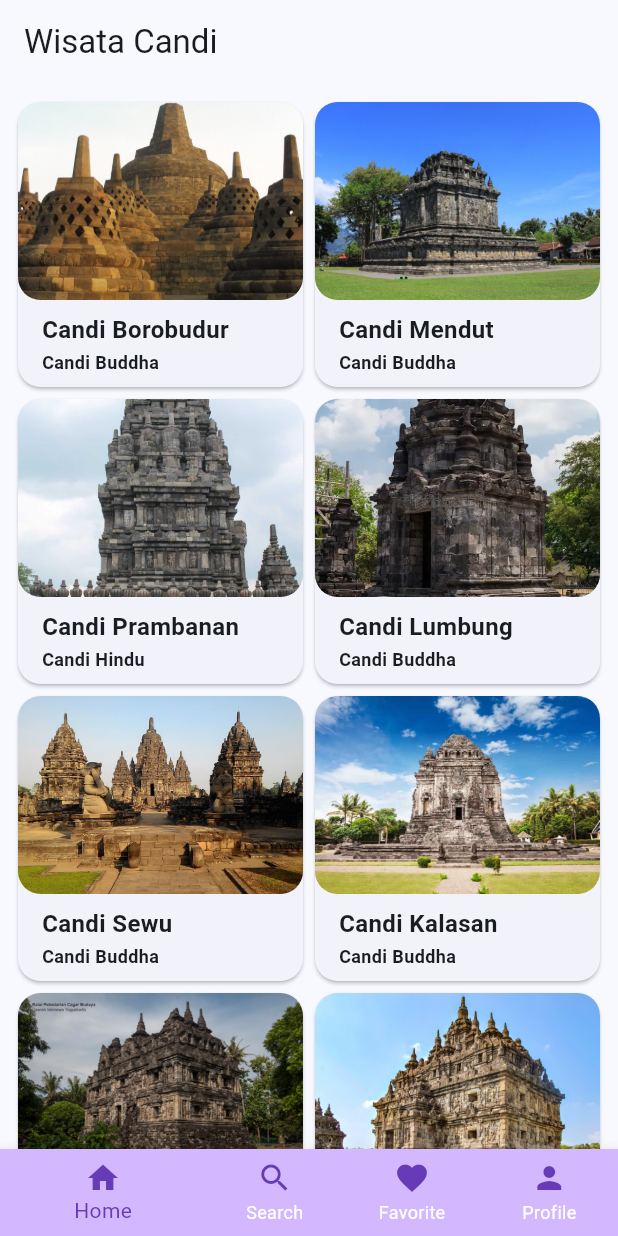
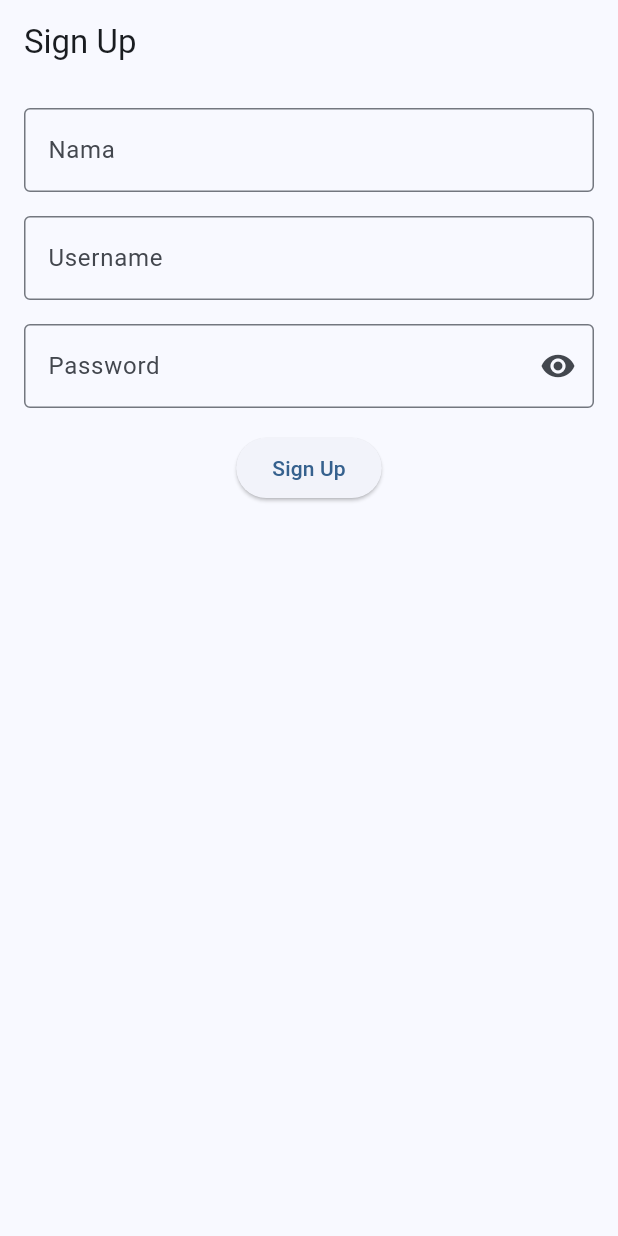
Before and after one commit to sanzter/wisata_candi_peterking, a Flutter app: the screen it shows after launch, on a phone screen of 412 x 824 dp. Run offline on Flutter 3.47's test engine with Material 3 defaults, Android fonts, the phone set to English and light mode, and no system bars; our stand-ins replace cached_network_image.

Commit message:
signup screen

```diff
--- a/lib/main.dart
+++ b/lib/main.dart
@@ -3,6 +3,7 @@ import 'package:wisata_candi/screens/favorite_screen.dart';
 import 'package:wisata_candi/screens/home_screen.dart';
 import 'package:wisata_candi/screens/profile_screen.dart';
 import 'package:wisata_candi/screens/search_screen.dart';
+import 'package:wisata_candi/screens/sign_up_screen.dart';
 
 void main() {
   runApp(const MyApp());
@@ -21,12 +22,13 @@ class MyApp extends StatelessWidget {
         colorScheme: ColorScheme.fromSeed(seedColor: Colors.blue),
         useMaterial3: true,
       ),
-      home: MainScreen(),
+      // home: MainScreen(),
       // home: DetailScreen(candi: candiList[5]),
       // home: ProfileScreen(),
       // home: HomeScreen(),
       // home: SearchScreen(),
       // home: HomeScreen()
+      home: SignUpScreen(),
     );
   }
 }
--- /dev/null
+++ b/lib/screens/sign_up_screen.dart
@@ -0,0 +1,113 @@
+import 'package:flutter/material.dart';
+
+class SignUpScreen extends StatefulWidget {
+  const new({super.key});
+
+  @override
+  State<SignUpScreen> createState() => _SignUpScreenState();
+}
+
+class _SignUpScreenState extends State<SignUpScreen> {
+  // Buat State
+  final TextEditingController _nameController = TextEditingController();
+  final TextEditingController _usernameController = TextEditingController();
+  final TextEditingController _passwordController = TextEditingController();
+
+  String _errorText = '';
+  bool _obscurePassword = true;
+
+  //TODO 1: Membuat Method SignUp
+  void _signUp() {
+    String name = _nameController.text.trim();
+    String username = _usernameController.text.trim();
+    String password = _passwordController.text.trim();
+
+    if (password.length < 8 ||
+        !password.contains(RegExp(r'[A-Z]')) ||
+        !password.contains(RegExp(r'[a-z]')) ||
+        !password.contains(RegExp(r'[0-9]')) ||
+        !password.contains(RegExp(r'[!@#$%^&*(),.?":{}|<>]'))) {
+      setState(() {
+        _errorText = 'Password harus memiliki minimal 8 karakter, mengandung huruf kapital, huruf kecil, angka, dan karakter khusus.';
+      });
+
+      return;
+    } else {
+      setState(() {
+        _errorText = '';
+      });
+    }
+
+    print('Sign Up Berhasil !!');
+    print('Nama: $name');
+    print('Nama Pengguna: $username');
+    print('Password: $password');
+  }
+
+  //TODO 2: Membuat Fungsi Dispose
+
+  void dispose() {
+    _nameController.dispose();
+    _usernameController.dispose();
+    _passwordController.dispose();
+    super.dispose();
+  }
+
+  @override
+  Widget build(BuildContext context) {
+    return Scaffold(
+      appBar: AppBar(title: Text('Sign Up')),
+      body: SingleChildScrollView(
+        child: Padding(
+          padding: EdgeInsets.all(16.0),
+          child: Column(
+            crossAxisAlignment: CrossAxisAlignment.center,
+            mainAxisAlignment: MainAxisAlignment.center,
+            children: [
+              TextFormField(
+                controller: _nameController,
+                textCapitalization: TextCapitalization.words,
+                decoration: const InputDecoration(
+                  labelText: 'Nama',
+                  border: OutlineInputBorder(),
+                ),
+              ),
+              SizedBox(height: 16.0),
+              TextFormField(
+                controller: _usernameController,
+                decoration: const InputDecoration(
+                  labelText: 'Username',
+                  border: OutlineInputBorder(),
+                ),
+              ),
+              SizedBox(height: 16.0),
+              TextFormField(
+                controller: _passwordController,
+                decoration: InputDecoration(
+                  labelText: 'Password',
+                  errorText: _errorText.isNotEmpty ? _errorText : null,
+                  border: OutlineInputBorder(),
+                  suffixIcon: IconButton(
+                    onPressed: () {
+                      setState(() {
+                        _obscurePassword = !_obscurePassword;
+                      });
+                    },
+                    icon: Icon(
+                      _obscurePassword
+                          ? Icons.visibility
+                          : Icons.visibility_off,
+                    ),
+                  ),
+                ),
+                obscureText: _obscurePassword,
+              ),
+              SizedBox(height: 16.0),
+              ElevatedButton(onPressed: _signUp, child: Text('Sign Up')),
+            ],
+          ),
+        ),
+      ),
+    );
+  }
+}
```
